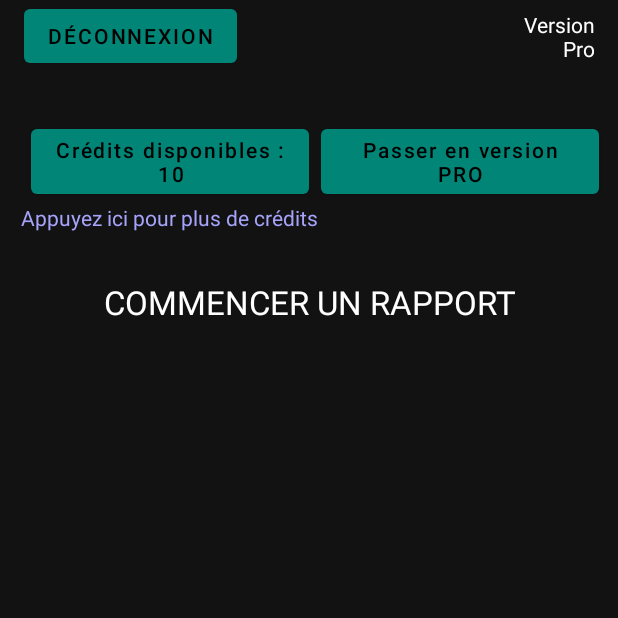
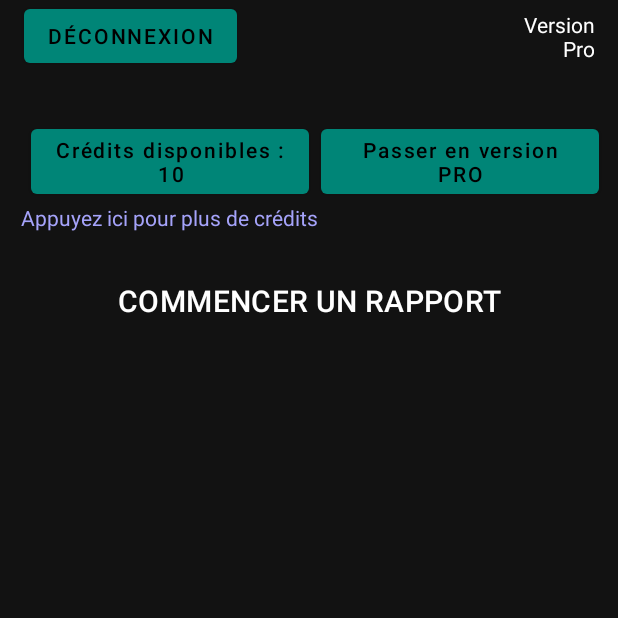
Before and after one commit to lgiralt-agrove/skeleton_android, an Android app: the fragment HomeFragment shown on its own in the app's theme, on a phone screen of 412 x 824 dp, the top half of it. Run offline under Robolectric (Android 15) with nearby library versions, the phone set to English and light mode, and no system bars; our stand-ins replace Dagger/Hilt's generated code, Timber, data binding; 2 statements that could not run were skipped.

Commit message:
Update material

```diff
--- a/app/src/main/res/layout/fragment_home.xml
+++ b/app/src/main/res/layout/fragment_home.xml
@@ -19,7 +19,7 @@
             android:orientation="vertical"
             app:layout_constraintGuide_percent="0.5" />
 
-        <com.google.android.material.button.MaterialButton
+        <Button
             android:id="@+id/ib_logout"
             android:layout_width="wrap_content"
             android:layout_height="wrap_content"
@@ -39,32 +39,32 @@
             app:layout_constraintEnd_toEndOf="parent"
             app:layout_constraintTop_toTopOf="@+id/ib_logout" />
 
-        <com.google.android.material.button.MaterialButton
+        <Button
             android:id="@+id/bt_credits"
             android:layout_width="0dp"
             android:layout_height="wrap_content"
             android:layout_marginTop="@dimen/margin_large"
             android:text="@string/chargement_des_credits"
             android:textAllCaps="false"
-            tools:text="Crédits disponibles : 300"
             app:layout_constraintEnd_toStartOf="@id/gl_middle"
             app:layout_constraintTop_toBottomOf="@id/ib_logout"
-            app:layout_constraintWidth_percent="0.45" />
+            app:layout_constraintWidth_percent="0.45"
+            tools:text="Crédits disponibles : 300" />
 
-        <com.google.android.material.button.MaterialButton
+        <Button
             android:id="@+id/bt_pro"
             android:layout_width="0dp"
             android:layout_height="wrap_content"
             android:layout_marginStart="@dimen/margin_small"
             android:text="@string/passer_en_version_pro"
             android:textAllCaps="false"
+            app:layout_constraintBottom_toBottomOf="@+id/bt_credits"
             app:layout_constraintStart_toEndOf="@+id/gl_middle"
             app:layout_constraintTop_toTopOf="@id/bt_credits"
             app:layout_constraintWidth_percent="0.45" />
 
         <TextView
             android:id="@+id/tv_credits_hint"
-            style="@android:style/TextAppearance.Small"
             android:layout_width="wrap_content"
             android:layout_height="wrap_content"
             android:layout_marginStart="@dimen/margin_small"
@@ -77,14 +77,14 @@
 
         <TextView
             android:id="@+id/tv_title"
-            style="@android:style/TextAppearance.Large"
             android:layout_width="wrap_content"
             android:layout_height="wrap_content"
             android:layout_marginStart="@dimen/margin_small"
             android:layout_marginTop="@dimen/margin_large"
             android:layout_marginEnd="@dimen/margin_small"
+            android:gravity="center_horizontal"
             android:text="@string/commencer_un_rapport"
-            android:gravity="center_horizontal"
+            android:textAppearance="?attr/textAppearanceHeadline6"
             app:layout_constraintEnd_toEndOf="parent"
             app:layout_constraintStart_toStartOf="parent"
             app:layout_constraintTop_toBottomOf="@+id/tv_credits_hint" />
--- a/build.gradle
+++ b/build.gradle
@@ -12,7 +12,7 @@ buildscript {
         cameraKitVersion = '0.13.5'
         circularProgressBarVersion = '1.2.2'
         constraintLayoutVersion = '2.0.0-beta4'
-        coroutinesVersion = '1.1.1'
+        coroutinesVersion = '1.3.5'
         daggerVersion = '2.26'
         dexterVersion = '6.0.1'
         espressoVersion = '3.3.0-alpha02'
```
Also changed, not shown: app/src/main/res/layout/fragment_about.xml (+7 -6 lines), app/src/main/res/layout/fragment_login.xml (+3 -4 lines).
